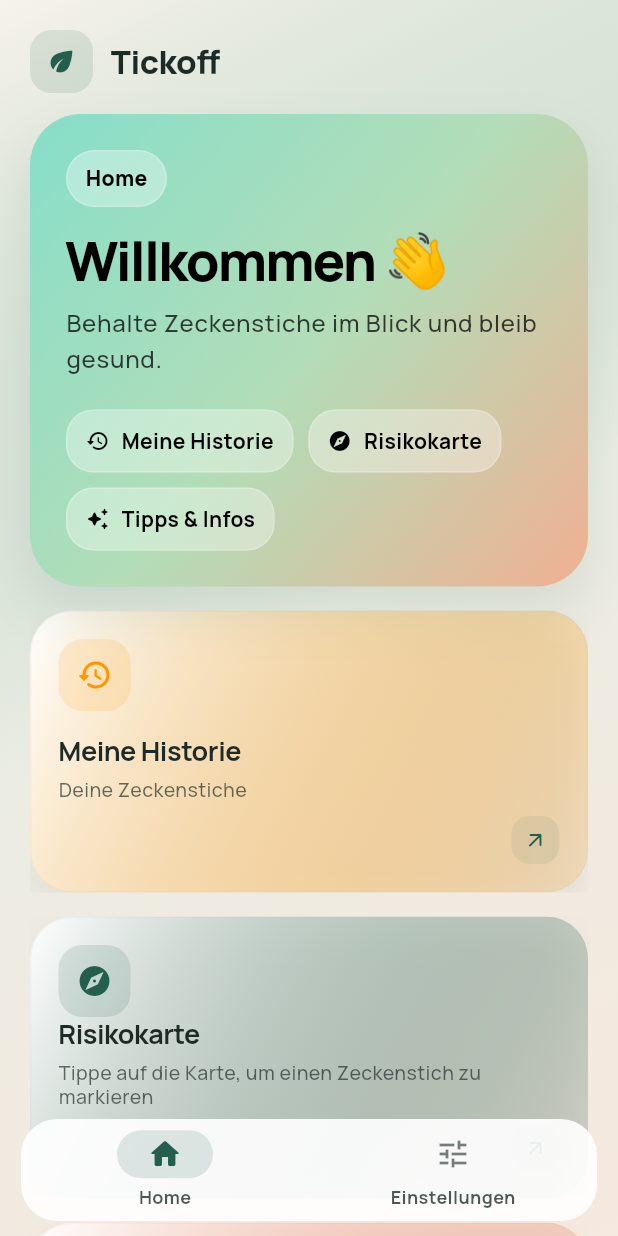
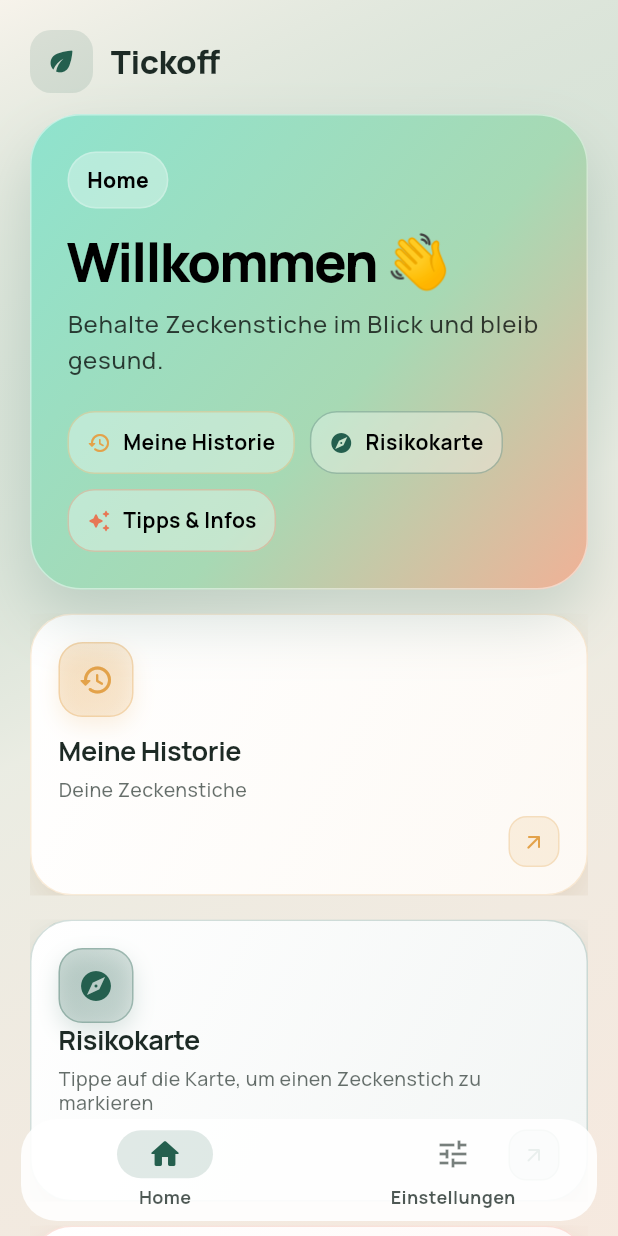
Before and after one commit to DeadEndshadow/Tickoff, a Flutter app: the HomePage screen opened by its route, on a phone screen of 412 x 824 dp. Run offline on Flutter 3.47's test engine with Material 3 defaults, Android fonts, the light colour scheme and no system bars; our stand-ins replace cloud_firestore, firebase_core, flutter_map, geolocator, google_fonts, latlong2 and 2 more; accounts and stored records are empty.

Commit message:
feat(home): update color scheme and enhance card design for improved UI

```diff
--- a/tickoff/lib/src/pages/home_page.dart
+++ b/tickoff/lib/src/pages/home_page.dart
@@ -19,7 +19,7 @@ class HomePage extends StatelessWidget {
       if (!GuestSession.isGuest)
         _HomeFeature(
           icon: Icons.history_rounded,
-          color: Colors.orange,
+          color: const Color(0xFFE3A24A),
           title: l10n.myHistory,
           routeBuilder: () => const HistoryPage(),
         ),
@@ -189,23 +189,27 @@ class HomePage extends StatelessWidget {
         gradient: LinearGradient(
           begin: Alignment.topLeft,
           end: Alignment.bottomRight,
+          stops: const [0.0, 0.58, 1.0],
           colors: [
-            if (isLight) const Color(0xFF86DEC9) else scheme.primary,
+            if (isLight) const Color(0xFF8FE3CE) else const Color(0xFF2E8169),
             if (isLight)
-              const Color(0xFFB2DDB8)
+              const Color(0xFFA7D9B4)
             else
-              const Color(0xFF24463B),
+              const Color(0xFF21413A),
             if (isLight)
-              const Color(0xFFF0B092)
+              const Color(0xFFF1B196)
             else
-              const Color(0xFF4E3028),
+              const Color(0xFF4C332C),
           ],
+        ),
+        border: Border.all(
+          color: Colors.white.withValues(alpha: isLight ? 0.45 : 0.08),
         ),
         boxShadow: [
           BoxShadow(
-            color: scheme.primary.withValues(alpha: isLight ? 0.12 : 0.2),
-            blurRadius: 30,
-            offset: const Offset(0, 18),
+            color: scheme.primary.withValues(alpha: isLight ? 0.18 : 0.28),
+            blurRadius: 34,
+            offset: const Offset(0, 20),
           ),
         ],
       ),
@@ -253,12 +257,14 @@ class HomePage extends StatelessWidget {
                     decoration: BoxDecoration(
                       color: chipBackground,
                       borderRadius: BorderRadius.circular(18),
-                      border: Border.all(color: chipBorder),
+                      border: Border.all(
+                        color: feature.color.withValues(alpha: isLight ? 0.32 : 0.42),
+                      ),
                     ),
                     child: Row(
                       mainAxisSize: MainAxisSize.min,
                       children: [
-                        Icon(feature.icon, size: 16, color: heroTextColor),
+                        Icon(feature.icon, size: 16, color: feature.color),
                         const SizedBox(width: 8),
                         Text(
                           feature.title,
@@ -282,11 +288,29 @@ class HomePage extends StatelessWidget {
     final theme = Theme.of(context);
     final scheme = theme.colorScheme;
     final isLight = theme.brightness == Brightness.light;
+    final accent = feature.color;
+
+    // Clean base surfaces with only a whisper of the accent, so the colour
+    // lives in the icon, border, arrow and glow rather than flooding the card.
+    final cardGradient = isLight
+        ? [
+            Colors.white,
+            Color.alphaBlend(accent.withValues(alpha: 0.06), Colors.white),
+          ]
+        : [
+            const Color(0xFF1C2723),
+            Color.alphaBlend(
+              accent.withValues(alpha: 0.12),
+              const Color(0xFF141D1A),
+            ),
+          ];
 
     return Material(
       color: Colors.transparent,
       child: InkWell(
         borderRadius: BorderRadius.circular(28),
+        splashColor: accent.withValues(alpha: 0.10),
+        highlightColor: accent.withValues(alpha: 0.05),
         onTap: () {
           Navigator.push(
             context,
@@ -299,27 +323,26 @@ class HomePage extends StatelessWidget {
             gradient: LinearGradient(
               begin: Alignment.topLeft,
               end: Alignment.bottomRight,
-              colors: [
-                isLight ? Colors.white : theme.cardColor,
-                feature.color.withValues(alpha: isLight ? 0.14 : 0.14),
-              ],
+              colors: cardGradient,
             ),
             border: Border.all(
-              color: scheme.outline.withValues(alpha: isLight ? 0.12 : 0.14),
+              color: accent.withValues(alpha: isLight ? 0.20 : 0.26),
             ),
             boxShadow: [
-              if (isLight)
-                BoxShadow(
-                  color: scheme.shadow.withValues(alpha: 0.05),
-                  blurRadius: 18,
-                  offset: const Offset(0, 10),
-                )
-              else
-                BoxShadow(
-                  color: Colors.black.withValues(alpha: 0.18),
-                  blurRadius: 24,
-                  offset: const Offset(0, 14),
-                ),
+              // Soft neutral shadow for depth.
+              BoxShadow(
+                color: isLight
+                    ? scheme.shadow.withValues(alpha: 0.06)
+                    : Colors.black.withValues(alpha: 0.22),
+                blurRadius: 24,
+                offset: const Offset(0, 14),
+              ),
+              // Subtle accent glow for a modern, cohesive feel.
+              BoxShadow(
+                color: accent.withValues(alpha: isLight ? 0.10 : 0.14),
+                blurRadius: 20,
+                offset: const Offset(0, 8),
+              ),
             ],
           ),
           child: Padding(
@@ -328,13 +351,30 @@ class HomePage extends StatelessWidget {
               crossAxisAlignment: CrossAxisAlignment.start,
               children: [
                 Container(
-                  width: 48,
-                  height: 48,
+                  width: 50,
+                  height: 50,
                   decoration: BoxDecoration(
-                    color: feature.color.withValues(alpha: 0.14),
+                    gradient: LinearGradient(
+                      begin: Alignment.topLeft,
+                      end: Alignment.bottomRight,
+                      colors: [
+                        accent.withValues(alpha: isLight ? 0.24 : 0.30),
+                        accent.withValues(alpha: isLight ? 0.12 : 0.16),
+                      ],
+                    ),
                     borderRadius: BorderRadius.circular(16),
+                    border: Border.all(
+                      color: accent.withValues(alpha: 0.30),
+                    ),
+                    boxShadow: [
+                      BoxShadow(
+                        color: accent.withValues(alpha: isLight ? 0.16 : 0.22),
+                        blurRadius: 12,
+                        offset: const Offset(0, 6),
+                      ),
+                    ],
                   ),
-                  child: Icon(feature.icon, color: feature.color, size: 24),
+                  child: Icon(feature.icon, color: accent, size: 24),
                 ),
                 const Spacer(),
                 Text(
@@ -356,15 +396,18 @@ class HomePage extends StatelessWidget {
                 Align(
                   alignment: Alignment.centerRight,
                   child: Container(
-                    width: 32,
-                    height: 32,
+                    width: 34,
+                    height: 34,
                     decoration: BoxDecoration(
-                      color: scheme.primary.withValues(alpha: 0.08),
+                      color: accent.withValues(alpha: isLight ? 0.14 : 0.18),
                       borderRadius: BorderRadius.circular(12),
+                      border: Border.all(
+                        color: accent.withValues(alpha: 0.22),
+                      ),
                     ),
                     child: Icon(
                       Icons.arrow_outward_rounded,
-                      color: scheme.primary,
+                      color: accent,
                       size: 16,
                     ),
                   ),
```
